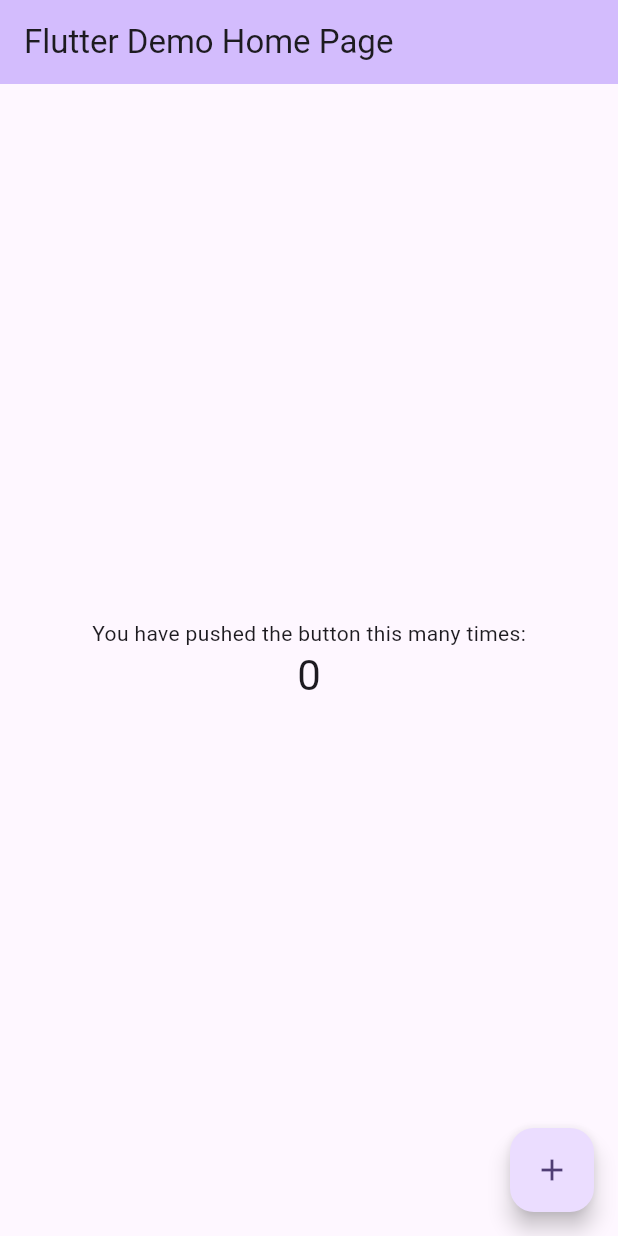
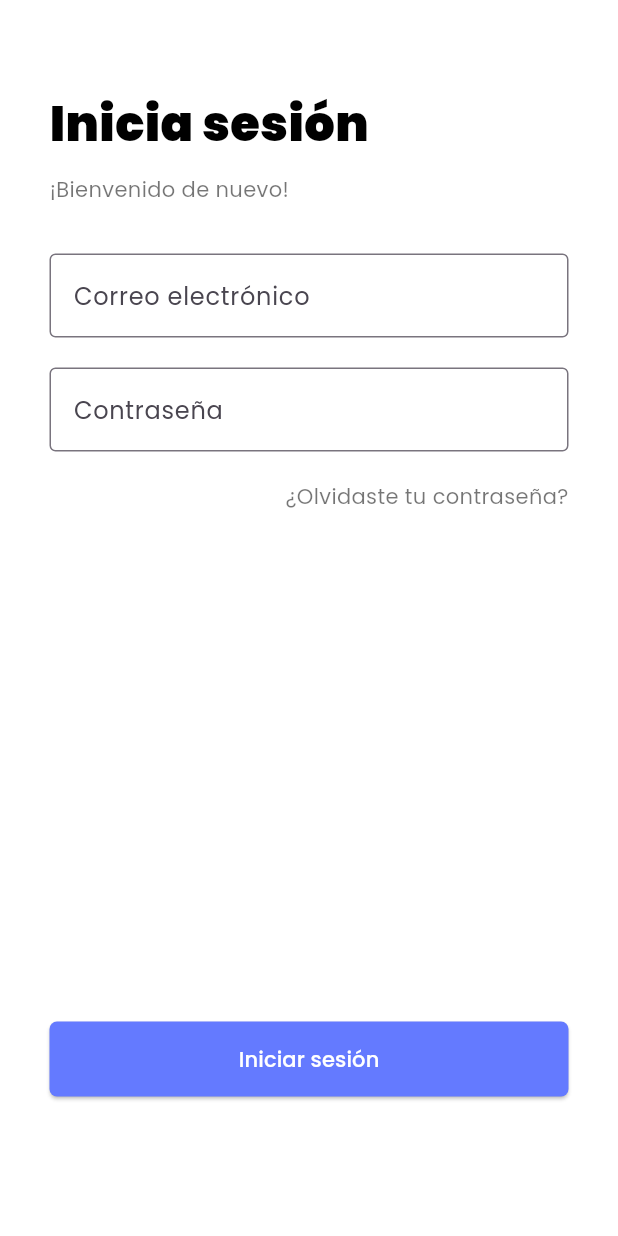
Before and after one commit to AlvaroAceval16/banco_de_proyectos, a Flutter app: the screen it shows after launch, on a phone screen of 412 x 824 dp. Run offline on Flutter 3.47's test engine with Material 3 defaults, Android fonts, the phone set to English and light mode, and no system bars; our stand-ins replace google_fonts.

Commit message:
Add login page and text styles, update dependencies

```diff
--- /dev/null
+++ b/lib/consts/text_styles.dart
@@ -0,0 +1,7 @@
+import 'package:flutter/material.dart';
+
+final titleStyle = TextStyle(
+  fontSize: 32,
+  fontWeight: FontWeight.w900,
+  color: Colors.black,
+);
--- a/lib/main.dart
+++ b/lib/main.dart
@@ -1,122 +1,21 @@
+import 'package:banco_de_proyectos/pages/login_page.dart';
 import 'package:flutter/material.dart';
+import 'package:google_fonts/google_fonts.dart';
 
-void main() {
-  runApp(const MyApp());
-}
+void main() => runApp(const MyApp());
 
 class MyApp extends StatelessWidget {
   const MyApp({super.key});
 
-  // This widget is the root of your application.
   @override
   Widget build(BuildContext context) {
     return MaterialApp(
-      title: 'Flutter Demo',
       theme: ThemeData(
-        // This is the theme of your application.
-        //
-        // TRY THIS: Try running your application with "flutter run". You'll see
-        // the application has a purple toolbar. Then, without quitting the app,
-        // try changing the seedColor in the colorScheme below to Colors.green
-        // and then invoke "hot reload" (save your changes or press the "hot
-        // reload" button in a Flutter-supported IDE, or press "r" if you used
-        // the command line to start the app).
-        //
-        // Notice that the counter didn't reset back to zero; the application
-        // state is not lost during the reload. To reset the state, use hot
-        // restart instead.
-        //
-        // This works for code too, not just values: Most code changes can be
-        // tested with just a hot reload.
-        colorScheme: ColorScheme.fromSeed(seedColor: Colors.deepPurple),
+        primarySwatch: Colors.blue,
+        textTheme: GoogleFonts.poppinsTextTheme(),
       ),
-      home: const MyHomePage(title: 'Flutter Demo Home Page'),
+      title: 'Material App',
+      home: LoginPage(),
     );
   }
 }
-
-class MyHomePage extends StatefulWidget {
-  const MyHomePage({super.key, required this.title});
-
-  // This widget is the home page of your application. It is stateful, meaning
-  // that it has a State object (defined below) that contains fields that affect
-  // how it looks.
-
-  // This class is the configuration for the state. It holds the values (in this
-  // case the title) provided by the parent (in this case the App widget) and
-  // used by the build method of the State. Fields in a Widget subclass are
-  // always marked "final".
-
-  final String title;
-
-  @override
-  State<MyHomePage> createState() => _MyHomePageState();
-}
-
-class _MyHomePageState extends State<MyHomePage> {
-  int _counter = 0;
-
-  void _incrementCounter() {
-    setState(() {
-      // This call to setState tells the Flutter framework that something has
-      // changed in this State, which causes it to rerun the build method below
-      // so that the display can reflect the updated values. If we changed
-      // _counter without calling setState(), then the build method would not be
-      // called again, and so nothing would appear to happen.
-      _counter++;
-    });
-  }
-
-  @override
-  Widget build(BuildContext context) {
-    // This method is rerun every time setState is called, for instance as done
-    // by the _incrementCounter method above.
-    //
-    // The Flutter framework has been optimized to make rerunning build methods
-    // fast, so that you can just rebuild anything that needs updating rather
-    // than having to individually change instances of widgets.
-    return Scaffold(
-      appBar: AppBar(
-        // TRY THIS: Try changing the color here to a specific color (to
-        // Colors.amber, perhaps?) and trigger a hot reload to see the AppBar
-        // change color while the other colors stay the same.
-        backgroundColor: Theme.of(context).colorScheme.inversePrimary,
-        // Here we take the value from the MyHomePage object that was created by
-        // the App.build method, and use it to set our appbar title.
-        title: Text(widget.title),
-      ),
-      body: Center(
-        // Center is a layout widget. It takes a single child and positions it
-        // in the middle of the parent.
-        child: Column(
-          // Column is also a layout widget. It takes a list of children and
-          // arranges them vertically. By default, it sizes itself to fit its
-          // children horizontally, and tries to be as tall as its parent.
-          //
-          // Column has various properties to control how it sizes itself and
-          // how it positions its children. Here we use mainAxisAlignment to
-          // center the children vertically; the main axis here is the vertical
-          // axis because Columns are vertical (the cross axis would be
-          // horizontal).
-          //
-          // TRY THIS: Invoke "debug painting" (choose the "Toggle Debug Paint"
-          // action in the IDE, or press "p" in the console), to see the
-          // wireframe for each widget.
-          mainAxisAlignment: MainAxisAlignment.center,
-          children: <Widget>[
-            const Text('You have pushed the button this many times:'),
-            Text(
-              '$_counter',
-              style: Theme.of(context).textTheme.headlineMedium,
-            ),
-          ],
-        ),
-      ),
-      floatingActionButton: FloatingActionButton(
-        onPressed: _incrementCounter,
-        tooltip: 'Increment',
-        child: const Icon(Icons.add),
-      ), // This trailing comma makes auto-formatting nicer for build methods.
-    );
-  }
-}
--- /dev/null
+++ b/lib/pages/login_page.dart
@@ -0,0 +1,93 @@
+import 'package:banco_de_proyectos/consts/text_styles.dart';
+import 'package:flutter/material.dart';
+
+class LoginPage extends StatelessWidget {
+  const LoginPage({super.key});
+
+  @override
+  Widget build(BuildContext context) {
+    return Scaffold(
+      backgroundColor: Colors.white,
+      body: SafeArea(
+        child: Padding(
+          padding: const EdgeInsets.symmetric(horizontal: 33.0, vertical: 60),
+          child: Column(
+            crossAxisAlignment: CrossAxisAlignment.start,
+            children: [
+              Text('Inicia sesión', style: titleStyle),
+              SizedBox(height: 10),
+              Text(
+                '¡Bienvenido de nuevo!',
+                style: TextStyle(color: Colors.black54),
+              ),
+              Expanded(
+                child: Padding(
+                  padding: const EdgeInsets.symmetric(vertical: 33.0),
+                  child: Form(
+                    child: Column(
+                      children: [
+                        TextFormField(
+                          decoration: InputDecoration(
+                            labelText: 'Correo electrónico',
+                            border: OutlineInputBorder(),
+                            hintText: 'Ash catsup',
+                          ),
+                        ),
+                        SizedBox(height: 20),
+                        TextFormField(
+                          decoration: InputDecoration(
+                            labelText: 'Contraseña',
+                            border: OutlineInputBorder(),
+                            hintText: '********',
+                          ),
+                          obscureText: true,
+                        ),
+                        SizedBox(height: 20),
+                        Row(
+                          mainAxisAlignment: MainAxisAlignment.end,
+                          children: [
+                            Text(
+                              '¿Olvidaste tu contraseña?',
+                              style: TextStyle(color: Colors.black54),
+                            ),
+                          ],
+                        ),
+                        Expanded(
+                          child: Column(
+                            spacing: 20,
+                            mainAxisAlignment: MainAxisAlignment.end,
+                            children: [
+                              ElevatedButton(
+                                onPressed: () {},
+                                style: ElevatedButton.styleFrom(
+                                  backgroundColor: Color(0xff647AFF),
+
+                                  padding: EdgeInsets.symmetric(
+                                    horizontal: 100,
+                                    vertical: 15,
+                                  ),
+                                  shape: RoundedRectangleBorder(
+                                    borderRadius: BorderRadius.circular(5),
+                                  ),
+                                  minimumSize: Size(double.infinity, 30),
+                                ),
+                                child: Text(
+                                  'Iniciar sesión',
+                                  style: TextStyle(color: Colors.white),
+                                ),
+                              ),
+                            ],
+                          ),
+                        ),
+                      ],
+                    ),
+                  ),
+                ),
+              ),
+            ],
+          ),
+        ),
+      ),
+    );
+  }
+}
--- a/pubspec.yaml
+++ b/pubspec.yaml
@@ -34,6 +34,7 @@ dependencies:
   # The following adds the Cupertino Icons font to your application.
   # Use with the CupertinoIcons class for iOS style icons.
   cupertino_icons: ^1.0.8
+  google_fonts: ^6.2.1
 
 dev_dependencies:
   flutter_test:
```
Also changed, not shown: pubspec.lock, 1 other file.
